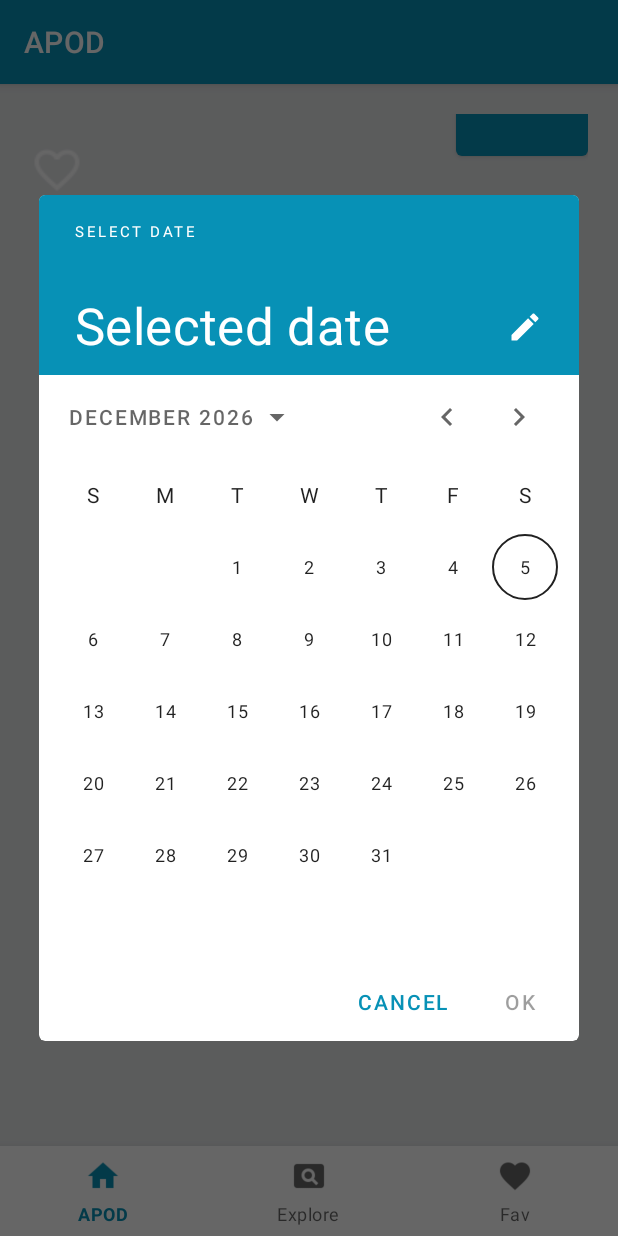
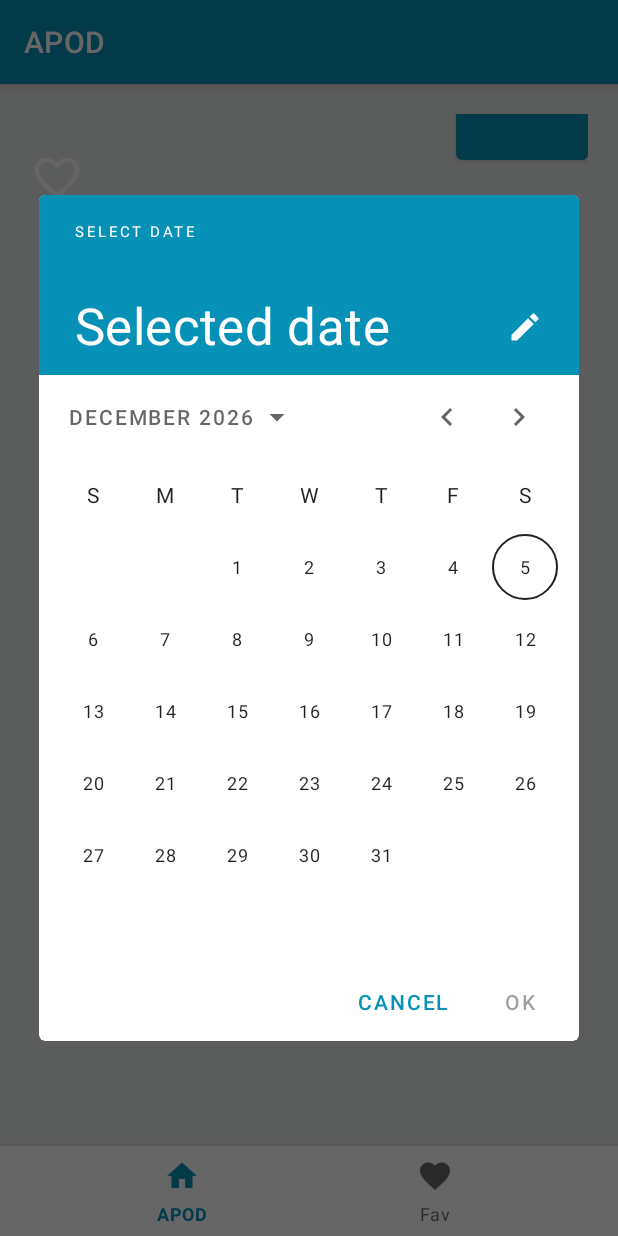
Before and after one commit to Kaveriph/APOD, an Android app: the screen it shows after launch (MainActivity), after a tap on an icon or button, on a phone screen of 412 x 824 dp. Run offline under Robolectric (Android 15) with nearby library versions, the phone set to English and light mode, and no system bars; our stand-ins replace data binding; plain views replace PlayerView; network calls fail; pictures from the network do not load.

Commit message:
updated dimensions and removed unused classes

```diff
--- a/app/src/main/java/com/kaveri/gs/apod/view/activity/MainActivity.kt
+++ b/app/src/main/java/com/kaveri/gs/apod/view/activity/MainActivity.kt
@@ -9,7 +9,6 @@ import com.kaveri.gs.apod.R
 import com.kaveri.gs.apod.databinding.ActivityMainBinding
 import com.kaveri.gs.apod.view.fragments.APODFragment
 import com.kaveri.gs.apod.view.fragments.FavListFragment
-import com.kaveri.gs.apod.view.fragments.apodFragmentList
 import com.kaveri.gs.apod.viewmodel.MainViewModel
 import kotlinx.android.synthetic.main.activity_main.mBottomNavigationBar
 
@@ -37,17 +36,14 @@ class MainActivity : AppCompatActivity() {
         viewModel.init()
         binding.setLifecycleOwner(this@MainActivity)
         val apodFragment = APODFragment.newInstance()
-        val listFragment = apodFragmentList.newInstance(3)
         val favListFragmnet = FavListFragment.newInstance()
         setCurrentFragment(apodFragment)
         mBottomNavigationBar.setOnItemSelectedListener {
             when(it.itemId) {
                 R.id.apod -> {
                     setCurrentFragment(apodFragment)
-                } R.id.favorites -> {
+                } else -> {
                     setCurrentFragment(favListFragmnet)
-                } else -> {
-                    setCurrentFragment(listFragment)
                 }
             }
             true
--- a/app/src/main/java/com/kaveri/gs/apod/view/fragments/FavListRecyclerViewAdapter.kt
+++ b/app/src/main/java/com/kaveri/gs/apod/view/adapter/FavListRecyclerViewAdapter.kt
@@ -1,4 +1,4 @@
-package com.kaveri.gs.apod.view.fragments
+package com.kaveri.gs.apod.view.adapter
 
 import android.content.Context
 import android.view.LayoutInflater
@@ -10,6 +10,7 @@ import coil.load
 import com.kaveri.gs.apod.R
 import com.kaveri.gs.apod.databinding.ApodListItemBinding
 import com.kaveri.gs.apod.model.pojo.APOD
+import com.kaveri.gs.apod.view.fragments.IListActionListener
 
 class FavListRecyclerViewAdapter(
     val context: Context,
--- a/app/src/main/java/com/kaveri/gs/apod/view/fragments/FavListFragment.kt
+++ b/app/src/main/java/com/kaveri/gs/apod/view/fragments/FavListFragment.kt
@@ -6,12 +6,12 @@ import android.view.View
 import android.view.ViewGroup
 import androidx.databinding.DataBindingUtil
 import androidx.fragment.app.Fragment
-import androidx.lifecycle.Observer
 import androidx.lifecycle.ViewModelProvider
 import androidx.recyclerview.widget.LinearLayoutManager
 import com.kaveri.gs.apod.R
 import com.kaveri.gs.apod.databinding.FragmentFavListBinding
 import com.kaveri.gs.apod.model.pojo.APOD
+import com.kaveri.gs.apod.view.adapter.FavListRecyclerViewAdapter
 import com.kaveri.gs.apod.viewmodel.MainViewModel
 
 
--- a/app/src/main/java/com/kaveri/gs/apod/view/fragments/apodFragmentList.kt
+++ /dev/null
@@ -1,70 +0,0 @@
-package com.kaveri.gs.apod.view.fragments
-
-import android.os.Bundle
-import androidx.fragment.app.Fragment
-import androidx.recyclerview.widget.GridLayoutManager
-import androidx.recyclerview.widget.LinearLayoutManager
-import androidx.recyclerview.widget.RecyclerView
-import android.view.LayoutInflater
-import android.view.View
-import android.view.ViewGroup
-import androidx.databinding.DataBindingUtil
-import com.kaveri.gs.apod.R
-import com.kaveri.gs.apod.databinding.FragmentApodListBinding
-import com.kaveri.gs.apod.view.fragments.placeholder.PlaceholderContent
-
-/**
- * A fragment representing a list of Items.
- */
-class apodFragmentList : Fragment() {
-
-    private var columnCount = 1
-    private var dataBinding: FragmentApodListBinding? = null
-
-    override fun onCreate(savedInstanceState: Bundle?) {
-        super.onCreate(savedInstanceState)
-
-        arguments?.let {
-            columnCount = it.getInt(ARG_COLUMN_COUNT)
-        }
-    }
-
-    override fun onCreateView(
-        inflater: LayoutInflater, container: ViewGroup?,
-        savedInstanceState: Bundle?
-    ): View? {
-        val view = inflater.inflate(R.layout.fragment_apod_list, container, false)
-
-        // Set the adapter
-        if (view is RecyclerView) {
-            with(view) {
-                layoutManager = when {
-                    columnCount <= 1 -> LinearLayoutManager(context)
-                    else -> GridLayoutManager(context, columnCount)
-                }
-                adapter = MyapodRecyclerViewAdapter(PlaceholderContent.ITEMS)
-            }
-        }
-        return view
-    }
-
-    override fun onViewCreated(view: View, savedInstanceState: Bundle?) {
-        super.onViewCreated(view, savedInstanceState)
-        dataBinding = DataBindingUtil.bind(view)
-    }
-
-    companion object {
-
-        // TODO: Customize parameter argument names
-        const val ARG_COLUMN_COUNT = "column-count"
-
-        // TODO: Customize parameter initialization
-        @JvmStatic
-        fun newInstance(columnCount: Int) =
-            apodFragmentList().apply {
-                arguments = Bundle().apply {
-                    putInt(ARG_COLUMN_COUNT, columnCount)
-                }
-            }
-    }
-}
--- a/app/src/main/res/layout/fragment_a_p_o_d.xml
+++ b/app/src/main/res/layout/fragment_a_p_o_d.xml
@@ -17,7 +17,7 @@
     <androidx.constraintlayout.widget.ConstraintLayout
         android:layout_width="match_parent"
         android:layout_height="match_parent"
-        android:padding="@dimen/twenty_sp"
+        android:padding="@dimen/thirty_sp"
         tools:context=".view.fragments.APODFragment">
 
 
@@ -25,10 +25,10 @@
             android:id="@+id/mApodTitle"
             android:layout_width="0dp"
             android:layout_height="wrap_content"
-            android:layout_marginEnd="@dimen/twenty_sp"
-            android:layout_marginRight="@dimen/twenty_sp"
+            android:layout_marginEnd="@dimen/thirty_sp"
+            android:layout_marginRight="@dimen/thirty_sp"
             android:textStyle="bold"
-            android:textSize="@dimen/forteen_sp"
+            android:textSize="@dimen/twenty_four_sp"
             android:text="@{viewModel.todaysApod.title}"
             app:layout_constraintEnd_toStartOf="@+id/mApodDate"
             app:layout_constraintStart_toStartOf="parent"
@@ -37,7 +37,7 @@
         <Button
             android:id="@+id/mApodDate"
             android:layout_width="0dp"
-            android:textSize="@dimen/ten_sp"
+            android:textSize="@dimen/twenty_sp"
             android:layout_height="wrap_content"
             android:text="@{viewModel.todaysApod.date}"
             app:layout_constraintBottom_toBottomOf="@+id/mApodTitle"
@@ -85,7 +85,7 @@
         <TextView
             android:id="@+id/mApodDescription"
             android:layout_width="match_parent"
-            android:textSize="@dimen/ten_sp"
+            android:textSize="@dimen/twenty_sp"
             android:layout_height="wrap_content"
             android:text="@{viewModel.todaysApod.explanation}"
             app:layout_constraintTop_toBottomOf="@+id/mLLImgVd" />
--- a/app/src/main/res/menu/bottom_nav_menu.xml
+++ b/app/src/main/res/menu/bottom_nav_menu.xml
@@ -6,12 +6,6 @@
         android:title="@string/apod"
         android:icon="@drawable/ic_home_selected"
         />
-
-    <item
-        android:id="@+id/explore"
-        android:title="@string/explore"
-        android:icon="@drawable/ic_search_selected"
-        />
     <item
         android:id="@+id/favorites"
         android:title="@string/favorites"
--- a/app/src/main/res/values/dimens.xml
+++ b/app/src/main/res/values/dimens.xml
@@ -2,8 +2,8 @@
 <resources>
     <dimen name="text_margin">16dp</dimen>
     <dimen name="bottom_navigation_bar_height">60dp</dimen>
-    <dimen name="twenty_sp">20sp</dimen>
-    <dimen name="twenty_10sp">10sp</dimen>
-    <dimen name="ten_sp">10sp</dimen>
-    <dimen name="forteen_sp">14sp</dimen>
+    <dimen name="thirty_sp">20sp</dimen>
+    <dimen name="twenty_sp">15sp</dimen>
+    <dimen name="twenty_four_sp">18sp</dimen>
+
 </resources>
```
Also changed, not shown: app/src/main/java/com/kaveri/gs/apod/view/fragments/MyapodRecyclerViewAdapter.kt (deleted, +0 -48 lines), app/src/main/java/com/kaveri/gs/apod/view/fragments/placeholder/PlaceholderContent.kt (deleted, +0 -57 lines), app/src/main/res/layout/apod_list_item.xml (+12 -12 lines).
